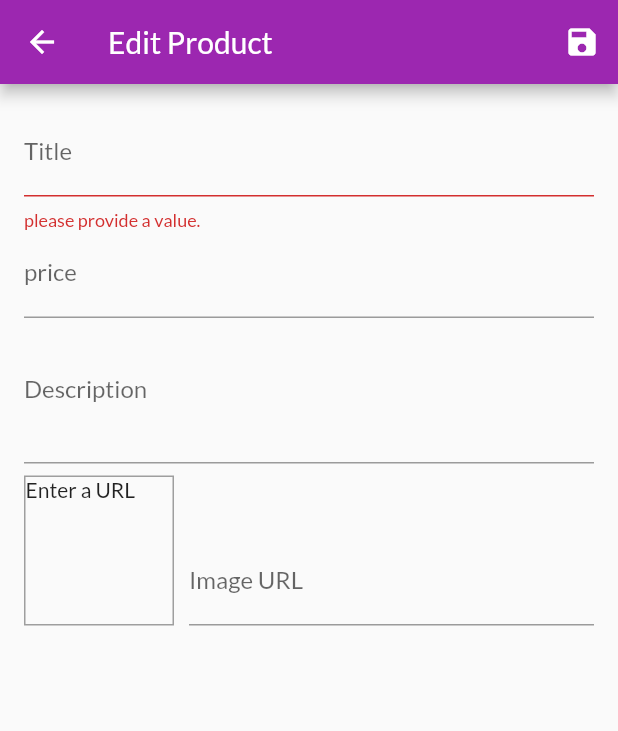
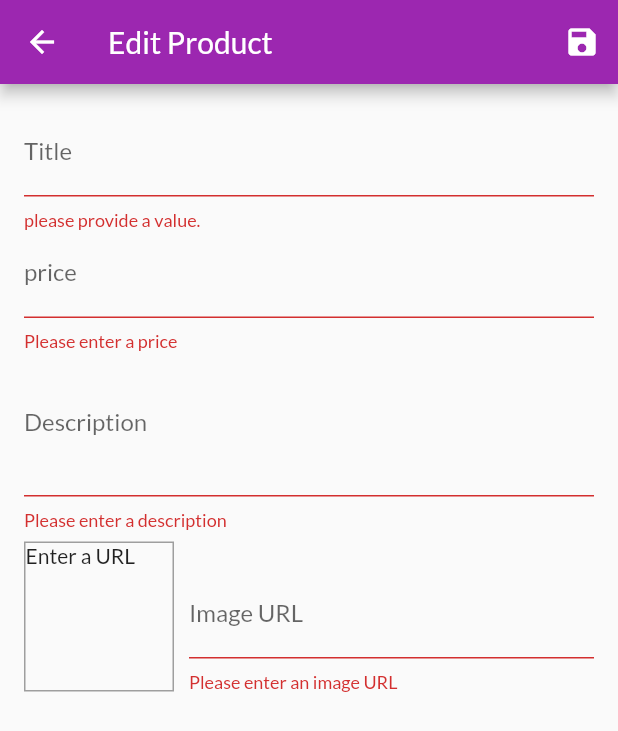
Before and after one commit to nainezz/MyShop, a Flutter app: the EditProductScreen screen opened by its route, after a tap on the "save" icon, on a phone screen of 412 x 824 dp. Shown: the top 731 px of the screen. Run offline on Flutter 3.47's test engine with Material 2 defaults, Android fonts, the phone set to English and light mode, and no system bars; network calls fail.

Commit message:
Allowing Users to update ,Deleet and Edit the products

```diff
--- a/lib/screens/edit_products_screen.dart
+++ b/lib/screens/edit_products_screen.dart
@@ -1,4 +1,6 @@
 import 'package:flutter/material.dart';
+import 'package:flutter_complete_guide/providers/products.dart';
+import 'package:provider/provider.dart';
 import '../providers/product.dart';
 
 class EditProductScreen extends StatefulWidget {
@@ -20,11 +22,39 @@ class _EditProductScreenState extends State<EditProductScreen> {
     description: '',
     imageUrl: '',
   );
+  var _initValues = {
+    'title': '',
+    'description': '',
+    'price': '',
+    'imageUrl': '',
+  };
+  var _isInit = true;
 
   @override
   void initState() {
     _imageUrlFocusNode.addListener(_updateImageUrl);
     super.initState();
+  }
+
+  @override
+  void didChangeDependencies() {
+    if (_isInit) {
+      final productId = ModalRoute.of(context).settings.arguments as String;
+      if (productId != null) {
+        _editedProduct =
+            Provider.of<Products>(context, listen: false).findById(productId);
+        _initValues = {
+          'title': _editedProduct.title,
+          'description': _editedProduct.description,
+          'price': _editedProduct.price.toString(),
+          // 'imageUrl': _editedProduct.imageUrl,
+          'imageUrl': '',
+        };
+        _imageUrlController.text = _editedProduct.imageUrl;
+      }
+    }
+    _isInit = false;
+    super.didChangeDependencies();
   }
 
   @override
@@ -50,6 +80,13 @@ class _EditProductScreenState extends State<EditProductScreen> {
     }
 
     _form.currentState.save();
+    if (_editedProduct.id != null) {
+      Provider.of<Products>(context, listen: false)
+          .updateProduct(_editedProduct.id, _editedProduct);
+    } else {
+      Provider.of<Products>(context, listen: false).addProduct(_editedProduct);
+    }
+    Navigator.of(context).pop();
   }
 
   @override
@@ -71,6 +108,7 @@ class _EditProductScreenState extends State<EditProductScreen> {
             child: ListView(
               children: <Widget>[
                 TextFormField(
+                  initialValue: _initValues['title'],
                   decoration: InputDecoration(labelText: 'Title'),
                   textInputAction: TextInputAction.next,
                   onFieldSubmitted: (_) {
@@ -89,10 +127,13 @@ class _EditProductScreenState extends State<EditProductScreen> {
                       price: _editedProduct.price,
                       description: _editedProduct.description,
                       imageUrl: _editedProduct.imageUrl,
-                        id: null);
+                      id: _editedProduct.id,
+                      isFavorite: _editedProduct.isFavorite,
+                    );
                   },
                 ),
                 TextFormField(
+                  initialValue: _initValues['price'],
                   decoration: InputDecoration(labelText: 'price'),
                   textInputAction: TextInputAction.next,
                   keyboardType: TextInputType.number,
@@ -100,27 +141,53 @@ class _EditProductScreenState extends State<EditProductScreen> {
                   onFieldSubmitted: (_) {
                     FocusScope.of(context).requestFocus(_descriptionFocusNode);
                   },
+                  validator: (value) {
+                    if (value.isEmpty) {
+                      return 'Please enter a price';
+                    }
+                    if (double.tryParse(value) == null) {
+                      return 'Please enter a valid number.';
+                    }
+                    if (double.parse(value) <= 0) {
+                      return 'Please enter a number greater than zero.';
+                    }
+                    return null;
+                  },
                   onSaved: (Value) {
                     _editedProduct = Product(
                       title: _editedProduct.title,
                       price: double.parse(Value),
                       description: _editedProduct.description,
                       imageUrl: _editedProduct.imageUrl,
-                        id: null);
+                      id: _editedProduct.id,
+                      isFavorite: _editedProduct.isFavorite,
+                    );
                   },
                 ),
                 TextFormField(
+                  initialValue: _initValues['description'],
                   decoration: InputDecoration(labelText: 'Description'),
                   maxLines: 3,
                   keyboardType: TextInputType.multiline,
                   focusNode: _descriptionFocusNode,
+                  validator: (value) {
+                    if (value.isEmpty) {
+                      return 'Please enter a description';
+                    }
+                    if (value.length < 10) {
+                      return 'Should be at least 10 characters long.';
+                    }
+                    return null;
+                  },
                   onSaved: (Value) {
                     _editedProduct = Product(
                       title: _editedProduct.title,
                       price: _editedProduct.price,
                       description: Value,
                       imageUrl: _editedProduct.imageUrl,
-                        id: null);
+                      id: _editedProduct.id,
+                      isFavorite: _editedProduct.isFavorite,
+                    );
                   },
                 ),
                 Row(
@@ -150,6 +217,7 @@ class _EditProductScreenState extends State<EditProductScreen> {
                     ),
                     Expanded(
                       child: TextFormField(
+                        // initialValue: _initValues['imageUrl'],
                         decoration: InputDecoration(labelText: 'Image URL'),
                         keyboardType: TextInputType.url,
                         textInputAction: TextInputAction.done,
@@ -158,13 +226,30 @@ class _EditProductScreenState extends State<EditProductScreen> {
                         onFieldSubmitted: (_) {
                           _saveForm();
                         },
+                        validator: (value) {
+                          if (value.isEmpty) {
+                            return 'Please enter an image URL';
+                          }
+                          if (value.startsWith('http') &&
+                              !value.startsWith("https")) {
+                            return 'Please a valid URL';
+                          }
+                          if (!value.endsWith('.png') &&
+                              !value.endsWith('jpg') &&
+                              !value.endsWith('jpeg')) {
+                            return 'Please enter a valid image URL';
+                          }
+                          return null;
+                        },
                         onSaved: (Value) {
                           _editedProduct = Product(
                             title: _editedProduct.title,
                             price: _editedProduct.price,
                             description: _editedProduct.description,
                             imageUrl: Value,
-                              id: null);
+                            id: _editedProduct.id,
+                            isFavorite: _editedProduct.isFavorite,
+                          );
                         },
                       ),
                     ),
--- a/lib/screens/user_product_screen.dart
+++ b/lib/screens/user_product_screen.dart
@@ -32,6 +32,7 @@ class UserProductScreen extends StatelessWidget {
           itemBuilder: (_, i) => Column(
             children: [
               UserProductItem(
+                productsData.items[i].id,
                 productsData.items[i].title,
                 productsData.items[i].imageUrl,
               ),
```
Also changed, not shown: lib/providers/products.dart (+23 -2 lines), lib/widgets/user_product_item.dart (+17 -3 lines). Lines whose indentation alone changed are shown as unchanged.
